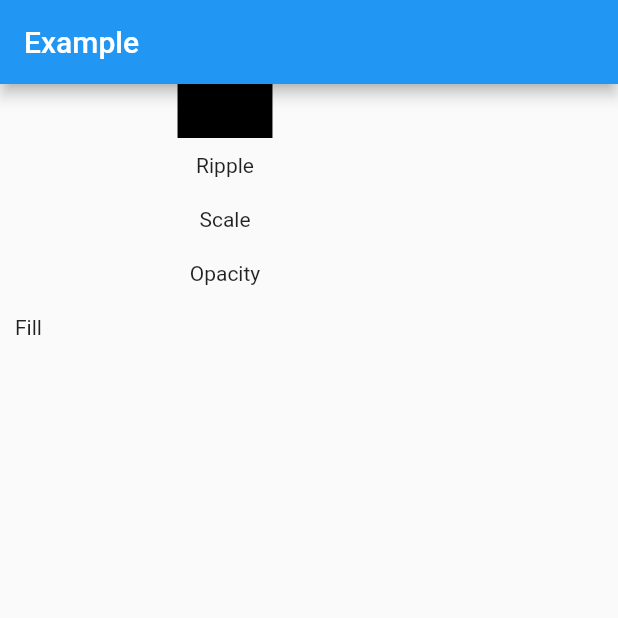
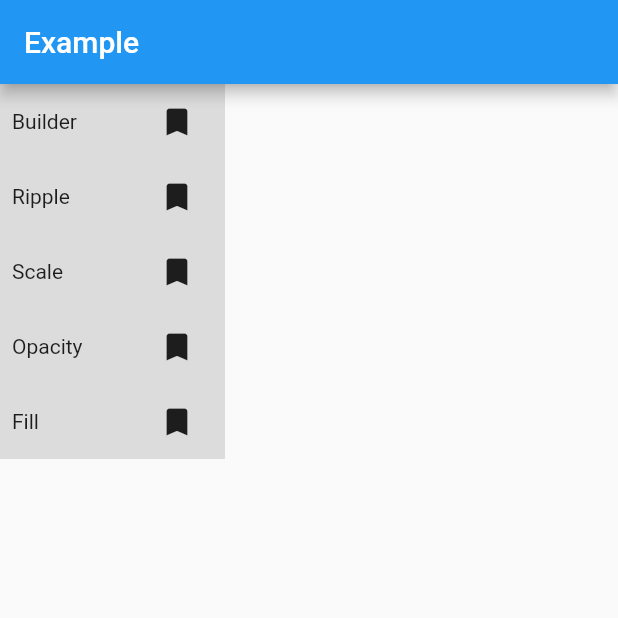
Before and after one commit to vaetas/pressable, a Flutter app: the screen it shows after launch, on a phone screen of 412 x 824 dp, the top half of it. Run offline on Flutter 3.47's test engine with Material 2 defaults, Android fonts, the phone set to English and light mode, and no system bars; project files that could hold a hidden picture were left out.

Commit message:
fix: gestures

```diff
--- a/example/lib/main.dart
+++ b/example/lib/main.dart
@@ -32,10 +32,8 @@ class HomeScreen extends StatelessWidget {
               print('[HomeScreen.build] Builder pressed');
             },
             builder: (context, isPressed) {
-              return Container(
-                padding: const EdgeInsets.all(10),
-                color: isPressed ? Colors.red : Colors.black,
-                child: const Text('Builder'),
+              return ExampleButton(
+                title: 'Builder',
               );
             },
           ),
@@ -43,41 +41,58 @@ class HomeScreen extends StatelessWidget {
             onPressed: () {
               print('[HomeScreen.build] Ripple pressed');
             },
-            child: Container(
-              padding: const EdgeInsets.all(10),
-              child: const Text('Ripple'),
-            ),
+            child: ExampleButton(title: 'Ripple'),
           ),
           Pressable.scale(
             onPressed: () {
               print('[HomeScreen.build] Scale pressed');
             },
-            child: Container(
-              padding: const EdgeInsets.all(10),
-              child: const Text('Scale'),
-            ),
+            child: ExampleButton(title: 'Scale'),
           ),
           Pressable.opacity(
             onPressed: () {
               print('[HomeScreen.build] Opacity pressed');
             },
-            child: Container(
-              padding: const EdgeInsets.all(10),
-              child: const Text('Opacity'),
-            ),
+            child: ExampleButton(title: 'Opacity'),
           ),
           Pressable.fill(
             onPressed: () {
               print('[HomeScreen.build] Fill pressed');
             },
-            child: Container(
-              padding: const EdgeInsets.all(10),
-              width: 300,
-              child: const Text('Fill'),
-            ),
+            fillColor: Colors.red.withOpacity(0.2),
+            child: ExampleButton(title: 'Fill'),
           ),
         ],
       ),
     );
   }
 }
+
+class ExampleButton extends StatelessWidget {
+  const ExampleButton({
+    Key? key,
+    required this.title,
+  }) : super(key: key);
+
+  final String title;
+
+  @override
+  Widget build(BuildContext context) {
+    return Container(
+      width: 150,
+      height: 50,
+      padding: const EdgeInsets.symmetric(horizontal: 8),
+      color: Colors.black12,
+      child: Row(
+        children: [
+          Text(title),
+          Spacer(),
+          IconButton(
+            onPressed: () {},
+            icon: Icon(Icons.bookmark),
+          ),
+        ],
+      ),
+    );
+  }
+}
--- a/lib/src/base.dart
+++ b/lib/src/base.dart
@@ -1,7 +1,5 @@
+import 'package:flutter/gestures.dart';
 import 'package:flutter/material.dart';
-
-typedef PressableBuilderCallback = Widget Function(
-    BuildContext context, bool isPressed);
 
 abstract class PressableBaseState<T extends StatefulWidget> extends State<T> {
   bool isPressed = false;
--- a/lib/src/builder.dart
+++ b/lib/src/builder.dart
@@ -1,6 +1,12 @@
 import 'package:flutter/material.dart';
 import 'package:pressable/pressable.dart';
 import 'package:pressable/src/base.dart';
+
+typedef PressableBuilderCallback = Widget Function(
+  BuildContext context,
+  bool isPressed,
+  // void Function(bool active) setPressed,
+);
 
 class PressableBuilder extends Pressable {
   const PressableBuilder({
@@ -20,12 +26,6 @@ class PressableBuilder extends Pressable {
 
 class _PressableBuilderState extends PressableBaseState<PressableBuilder> {
   @override
-  void onPressStarted(TapDownDetails details) {
-    super.onPressStarted(details);
-    widget.onPressed!();
-  }
-
-  @override
   Widget build(BuildContext context) {
     return GestureDetector(
       onTapDown: widget.onPressed != null ? onPressStarted : null,
--- a/lib/src/fill.dart
+++ b/lib/src/fill.dart
@@ -29,6 +29,15 @@ class PressableFill extends Pressable {
 class _PressableFillState extends PressableBaseState<PressableFill> {
   @override
   Widget build(BuildContext context) {
+    return InkWell(
+      onTap: widget.onPressed,
+      onLongPress: widget.onLongPressed,
+      splashFactory: InkRipple.splashFactory,
+      highlightColor: widget.fillColor,
+      splashColor: Colors.transparent,
+      borderRadius: widget.borderRadius,
+      child: widget.child,
+    );
     return GestureDetector(
       onTap: widget.onPressed,
       onTapDown: widget.onPressed != null ? onPressStarted : null,
--- a/lib/src/opacity.dart
+++ b/lib/src/opacity.dart
@@ -35,18 +35,12 @@ class _PressableOpacityState extends PressableBaseState<PressableOpacity> {
       onTapUp: widget.onPressed != null ? onPressEnded : null,
       onTapCancel: widget.onPressed != null ? onPressCanceled : null,
       onLongPress: widget.onLongPressed,
-      onLongPressStart:
-          widget.onLongPressed != null ? super.onLongPressStarted : null,
-      onLongPressEnd:
-          widget.onLongPressed != null ? super.onLongPressEnded : null,
-      child: Container(
-        color: widget.backgroundColor,
-        child: AnimatedOpacity(
-          opacity: isPressed ? widget.opacityFactor : 1.0,
-          duration: widget.duration,
-          curve: widget.curve,
-          child: widget.child,
-        ),
+      behavior: HitTestBehavior.opaque,
+      child: AnimatedOpacity(
+        opacity: isPressed ? widget.opacityFactor : 1.0,
+        duration: widget.duration,
+        curve: widget.curve,
+        child: widget.child,
       ),
     );
   }
--- a/lib/src/scale.dart
+++ b/lib/src/scale.dart
@@ -51,9 +51,15 @@ class _PressableScaleState extends PressableBaseState<PressableScale>
           widget.onLongPressed != null ? super.onLongPressStarted : null,
       onLongPressEnd:
           widget.onLongPressed != null ? super.onLongPressEnded : null,
-      child: ScaleTransition(
-        scale: _animation,
-        child: widget.child,
+      behavior: HitTestBehavior.opaque,
+      excludeFromSemantics: true,
+      child: Builder(
+        builder: (context) {
+          return ScaleTransition(
+            scale: _animation,
+            child: widget.child,
+          );
+        },
       ),
     );
   }
```
